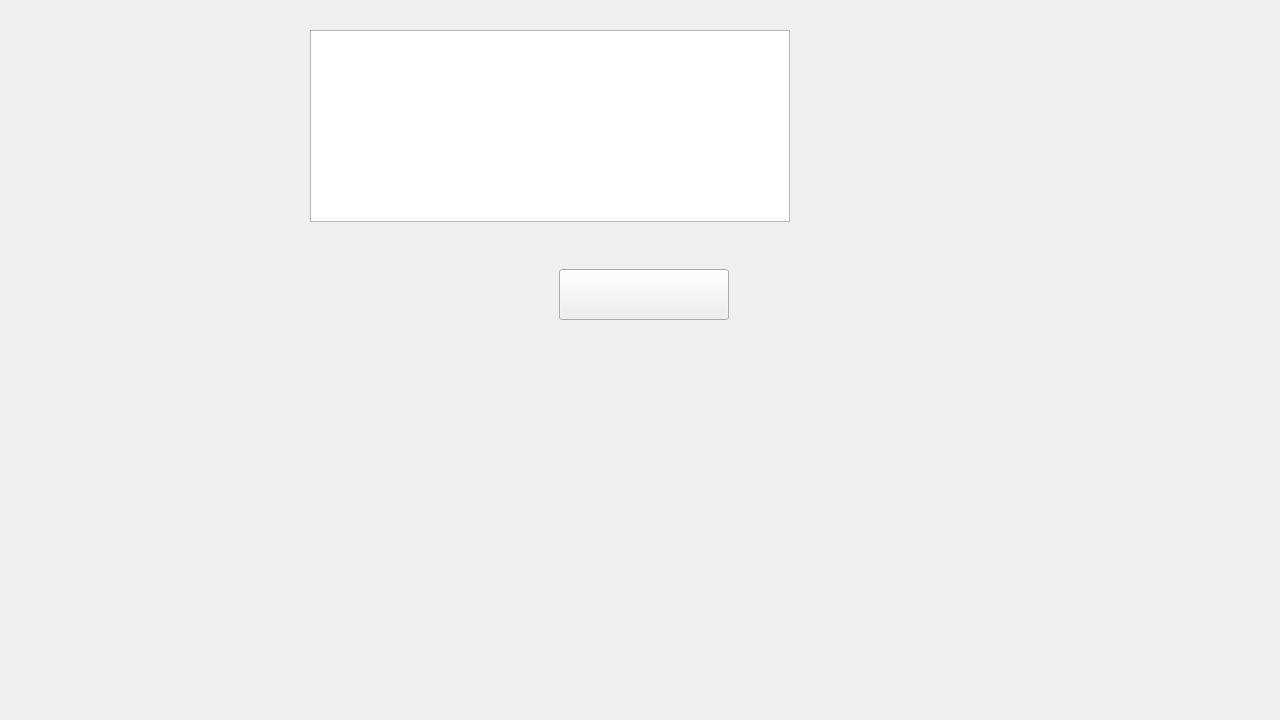
yousefmoh526/Embedded-XO-27, file mainwindow.ui: the form before one commit.
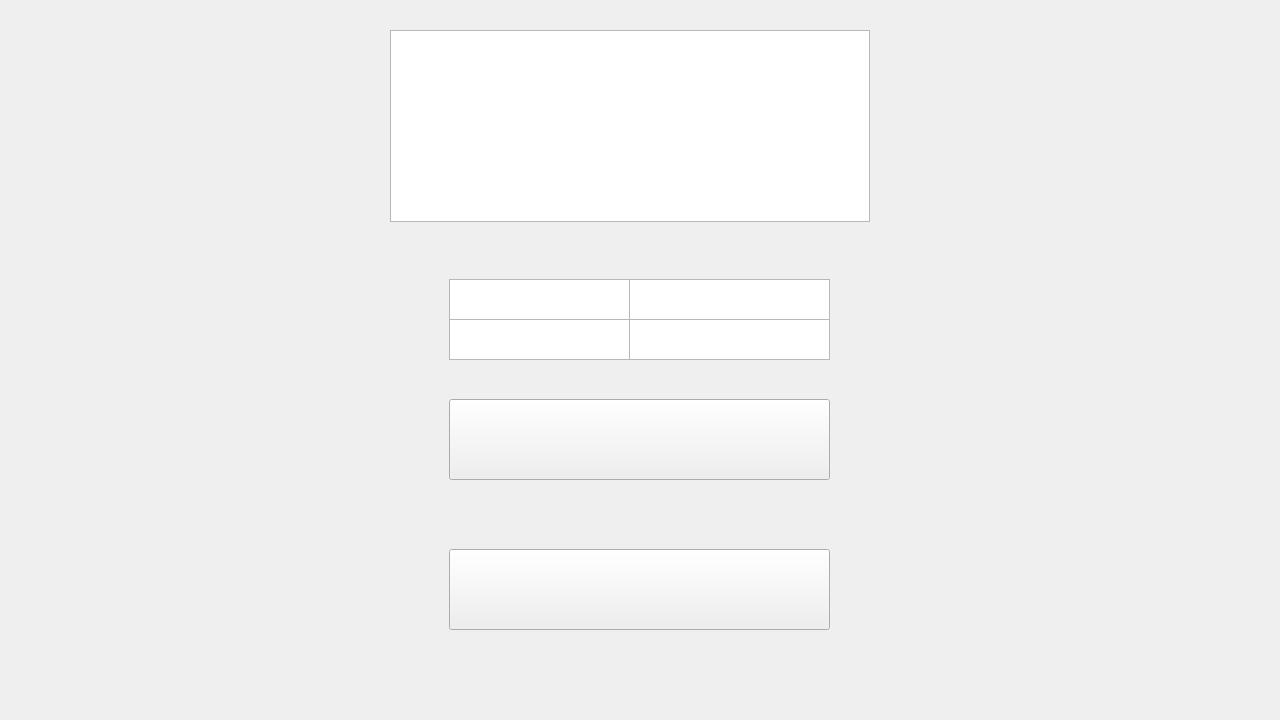
The form after the commit. Custom widgets are drawn as their Qt base class.

The edit to the form file:
```diff
--- a/mainwindow.ui
+++ b/mainwindow.ui
@@ -14,34 +14,107 @@
    <string>MainWindow</string>
   </property>
   <widget class="QWidget" name="centralwidget">
-   <widget class="QGraphicsView" name="MainImage">
-    <property name="geometry">
-     <rect>
-      <x>310</x>
-      <y>30</y>
-      <width>480</width>
-      <height>192</height>
-     </rect>
-    </property>
-   </widget>
    <widget class="QStackedWidget" name="Menus">
     <property name="geometry">
      <rect>
       <x>-1</x>
-      <y>239</y>
+      <y>-1</y>
       <width>1280</width>
-      <height>481</height>
+      <height>720</height>
      </rect>
     </property>
     <property name="currentIndex">
      <number>0</number>
     </property>
     <widget class="QWidget" name="LoginorRegister">
+     <widget class="QTextEdit" name="UsernameText">
+      <property name="geometry">
+       <rect>
+        <x>630</x>
+        <y>280</y>
+        <width>201</width>
+        <height>41</height>
+       </rect>
+      </property>
+      <property name="font">
+       <font>
+        <family>8514oem</family>
+        <pointsize>12</pointsize>
+        <bold>true</bold>
+       </font>
+      </property>
+     </widget>
+     <widget class="QGraphicsView" name="UserName">
+      <property name="geometry">
+       <rect>
+        <x>450</x>
+        <y>280</y>
+        <width>181</width>
+        <height>41</height>
+       </rect>
+      </property>
+     </widget>
+     <widget class="QGraphicsView" name="Password">
+      <property name="geometry">
+       <rect>
+        <x>450</x>
+        <y>320</y>
+        <width>181</width>
+        <height>41</height>
+       </rect>
+      </property>
+     </widget>
+     <widget class="PasswordTextEdit" name="PasswordText">
+      <property name="geometry">
+       <rect>
+        <x>630</x>
+        <y>320</y>
+        <width>201</width>
+        <height>41</height>
+       </rect>
+      </property>
+      <property name="font">
+       <font>
+        <family>8514oem</family>
+        <pointsize>12</pointsize>
+        <bold>true</bold>
+       </font>
+      </property>
+     </widget>
+     <widget class="HoverButton" name="loginButton">
+      <property name="geometry">
+       <rect>
+        <x>450</x>
+        <y>400</y>
+        <width>381</width>
+        <height>81</height>
+       </rect>
+      </property>
+      <property name="text">
+       <string/>
+      </property>
+     </widget>
+     <widget class="QPushButton" name="GuestButton">
+      <property name="geometry">
+       <rect>
+        <x>450</x>
+        <y>550</y>
+        <width>381</width>
+        <height>81</height>
+       </rect>
+      </property>
+      <property name="text">
+       <string/>
+      </property>
+     </widget>
+    </widget>
+    <widget class="QWidget" name="Login"/>
+    <widget class="QWidget" name="MainMenu">
      <widget class="QPushButton" name="PlayButton">
       <property name="geometry">
        <rect>
-        <x>560</x>
-        <y>30</y>
+        <x>590</x>
+        <y>350</y>
         <width>170</width>
         <height>51</height>
        </rect>
@@ -58,8 +131,42 @@
     <widget class="QWidget" name="Arena"/>
     <widget class="QWidget" name="ResultsScreen"/>
    </widget>
+   <widget class="QGraphicsView" name="MainImage">
+    <property name="geometry">
+     <rect>
+      <x>390</x>
+      <y>30</y>
+      <width>480</width>
+      <height>192</height>
+     </rect>
+    </property>
+    <property name="verticalScrollBarPolicy">
+     <enum>Qt::ScrollBarPolicy::ScrollBarAlwaysOff</enum>
+    </property>
+    <property name="horizontalScrollBarPolicy">
+     <enum>Qt::ScrollBarPolicy::ScrollBarAlwaysOff</enum>
+    </property>
+    <property name="interactive">
+     <bool>true</bool>
+    </property>
+    <property name="rubberBandSelectionMode">
+     <enum>Qt::ItemSelectionMode::IntersectsItemShape</enum>
+    </property>
+   </widget>
   </widget>
  </widget>
+ <customwidgets>
+  <customwidget>
+   <class>PasswordTextEdit</class>
+   <extends>QTextEdit</extends>
+   <header>passwordTextEdit.h</header>
+  </customwidget>
+  <customwidget>
+   <class>HoverButton</class>
+   <extends>QPushButton</extends>
+   <header>hoverbutton.h</header>
+  </customwidget>
+ </customwidgets>
  <resources/>
  <connections/>
 </ui>
```
Left out of the diff: 2 changed lines with no effect on the pictures.
